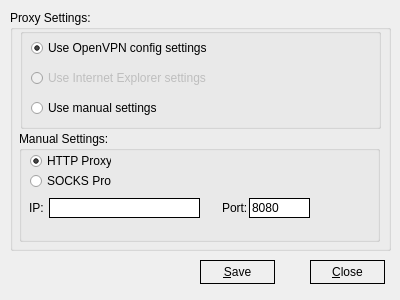
First picture: the form in proxysettings.ui, repository Securepoint/openvpn-client, before the edit.
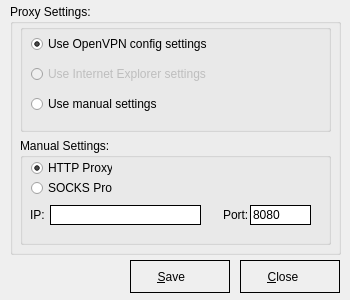
Second picture: the form after the edit. Icons and pictures are not drawn.

Diff of the .ui file:
```diff
--- a/proxysettings.ui
+++ b/proxysettings.ui
@@ -6,10 +6,22 @@
    <rect>
     <x>0</x>
     <y>0</y>
-    <width>400</width>
+    <width>350</width>
     <height>300</height>
    </rect>
   </property>
+  <property name="minimumSize">
+   <size>
+    <width>350</width>
+    <height>300</height>
+   </size>
+  </property>
+  <property name="maximumSize">
+   <size>
+    <width>350</width>
+    <height>300</height>
+   </size>
+  </property>
   <property name="windowTitle">
    <string>Proxy Settings</string>
   </property>
@@ -24,23 +36,156 @@
    <property name="geometry">
     <rect>
      <x>10</x>
-     <y>10</y>
-     <width>381</width>
-     <height>241</height>
+     <y>4</y>
+     <width>331</width>
+     <height>251</height>
     </rect>
    </property>
    <property name="title">
     <string>Proxy Settings:</string>
    </property>
+   <widget class="QWidget" name="verticalLayoutWidget">
+    <property name="geometry">
+     <rect>
+      <x>10</x>
+      <y>20</y>
+      <width>311</width>
+      <height>221</height>
+     </rect>
+    </property>
+    <layout class="QVBoxLayout" name="verticalLayout">
+     <item>
+      <widget class="QGroupBox" name="groupBox_3">
+       <property name="title">
+        <string/>
+       </property>
+       <widget class="QRadioButton" name="rbUseConfig">
+        <property name="geometry">
+         <rect>
+          <x>10</x>
+          <y>10</y>
+          <width>291</width>
+          <height>19</height>
+         </rect>
+        </property>
+        <property name="styleSheet">
+         <string notr="true">QRadioButton { 
+spacing: 5px;
+}
+
+QRadioButton::indicator {
+width: 13px;
+height: 13px;
+}
+
+QRadioButton::indicator::unchecked:enabled {
+image: url(:/images/styles/radiobutton_unchecked.png);
+}
+
+QRadioButton::indicator::checked:enabled {
+image: url(:/images/styles/radiobutton_checked.png);
+}
+
+QRadioButton::indicator::unchecked:disabled {
+image: url(:/images/styles/radiobutton_unchecked_dis.png);
+}
+
+QRadioButton::indicator::checked:disabled {
+image: url(:/images/styles/radiobutton_checked_dis.png);
+}</string>
+        </property>
+        <property name="text">
+         <string>Use OpenVPN config settings</string>
+        </property>
+        <property name="checked">
+         <bool>true</bool>
+        </property>
+       </widget>
+       <widget class="QRadioButton" name="rbUseIE">
+        <property name="enabled">
+         <bool>false</bool>
+        </property>
+        <property name="geometry">
+         <rect>
+          <x>10</x>
+          <y>40</y>
+          <width>281</width>
+          <height>19</height>
+         </rect>
+        </property>
+        <property name="styleSheet">
+         <string notr="true">QRadioButton { 
+spacing: 5px;
+}
+
+QRadioButton::indicator {
+width: 13px;
+height: 13px;
+}
+
+QRadioButton::indicator::unchecked:enabled {
+image: url(:/images/styles/radiobutton_unchecked.png);
+}
+
+QRadioButton::indicator::checked:enabled {
+image: url(:/images/styles/radiobutton_checked.png);
+}
+
+QRadioButton::indicator::unchecked:disabled {
+image: url(:/images/styles/radiobutton_unchecked_dis.png);
+}
+
+QRadioButton::indicator::checked:disabled {
+image: url(:/images/styles/radiobutton_checked_dis.png);
+}</string>
+        </property>
+        <property name="text">
+         <string>Use Internet Explorer settings</string>
+        </property>
+       </widget>
+       <widget class="QRadioButton" name="rbUseManual">
+        <property name="geometry">
+         <rect>
+          <x>10</x>
+          <y>70</y>
+          <width>281</width>
+          <height>19</height>
+         </rect>
+        </property>
+        <property name="styleSheet">
+         <string notr="true">QRadioButton { 
+spacing: 5px;
+}
+
+QRadioButton::indicator {
+width: 13px;
+height: 13px;
+}
+
+QRadioButton::indicator::unchecked:enabled {
+image: url(:/images/styles/radiobutton_unchecked.png);
+}
+
+QRadioButton::indicator::checked:enabled {
+image: url(:/images/styles/radiobutton_checked.png);
+}
+
+QRadioButton::indicator::unchecked:disabled {
+image: url(:/images/styles/radiobutton_unchecked_dis.png);
+}
+
+QRadioButton::indicator::checked:disabled {
+image: url(:/images/styles/radiobutton_checked_dis.png);
+}</string>
+        </property>
+        <property name="text">
+         <string>Use manual settings</string>
+        </property>
+       </widget>
+      </widget>
+     </item>
+     <item>
    <widget class="QGroupBox" name="groupBox">
-    <property name="geometry">
-     <rect>
-      <x>9</x>
-      <y>121</y>
-      <width>361</width>
-      <height>111</height>
-     </rect>
-    </property>
     <property name="title">
      <string>Manual Settings:</string>
     </property>
@@ -185,159 +330,30 @@
      </property>
     </widget>
    </widget>
-   <widget class="QGroupBox" name="groupBox_3">
-    <property name="geometry">
-     <rect>
-      <x>10</x>
-      <y>18</y>
-      <width>361</width>
-      <height>101</height>
-     </rect>
-    </property>
-    <property name="title">
-     <string/>
-    </property>
-    <widget class="QRadioButton" name="rbUseConfig">
-     <property name="geometry">
-      <rect>
-       <x>10</x>
-       <y>10</y>
-       <width>191</width>
-       <height>19</height>
-      </rect>
-     </property>
-     <property name="styleSheet">
-      <string notr="true">QRadioButton { 
-spacing: 5px;
-}
-
-QRadioButton::indicator {
-width: 13px;
-height: 13px;
-}
-
-QRadioButton::indicator::unchecked:enabled {
-image: url(:/images/styles/radiobutton_unchecked.png);
-}
-
-QRadioButton::indicator::checked:enabled {
-image: url(:/images/styles/radiobutton_checked.png);
-}
-
-QRadioButton::indicator::unchecked:disabled {
-image: url(:/images/styles/radiobutton_unchecked_dis.png);
-}
-
-QRadioButton::indicator::checked:disabled {
-image: url(:/images/styles/radiobutton_checked_dis.png);
-}</string>
-     </property>
-     <property name="text">
-      <string>Use OpenVPN config settings</string>
-     </property>
-     <property name="checked">
-      <bool>true</bool>
-     </property>
-    </widget>
-    <widget class="QRadioButton" name="rbUseIE">
-     <property name="enabled">
-      <bool>false</bool>
-     </property>
-     <property name="geometry">
-      <rect>
-       <x>10</x>
-       <y>40</y>
-       <width>181</width>
-       <height>19</height>
-      </rect>
-     </property>
-     <property name="styleSheet">
-      <string notr="true">QRadioButton { 
-spacing: 5px;
-}
-
-QRadioButton::indicator {
-width: 13px;
-height: 13px;
-}
-
-QRadioButton::indicator::unchecked:enabled {
-image: url(:/images/styles/radiobutton_unchecked.png);
-}
-
-QRadioButton::indicator::checked:enabled {
-image: url(:/images/styles/radiobutton_checked.png);
-}
-
-QRadioButton::indicator::unchecked:disabled {
-image: url(:/images/styles/radiobutton_unchecked_dis.png);
-}
-
-QRadioButton::indicator::checked:disabled {
-image: url(:/images/styles/radiobutton_checked_dis.png);
-}</string>
-     </property>
-     <property name="text">
-      <string>Use Internet Explorer settings</string>
-     </property>
-    </widget>
-    <widget class="QRadioButton" name="rbUseManual">
-     <property name="geometry">
-      <rect>
-       <x>10</x>
-       <y>70</y>
-       <width>131</width>
-       <height>19</height>
-      </rect>
-     </property>
-     <property name="styleSheet">
-      <string notr="true">QRadioButton { 
-spacing: 5px;
-}
-
-QRadioButton::indicator {
-width: 13px;
-height: 13px;
-}
-
-QRadioButton::indicator::unchecked:enabled {
-image: url(:/images/styles/radiobutton_unchecked.png);
-}
-
-QRadioButton::indicator::checked:enabled {
-image: url(:/images/styles/radiobutton_checked.png);
-}
-
-QRadioButton::indicator::unchecked:disabled {
-image: url(:/images/styles/radiobutton_unchecked_dis.png);
-}
-
-QRadioButton::indicator::checked:disabled {
-image: url(:/images/styles/radiobutton_checked_dis.png);
-}</string>
-     </property>
-     <property name="text">
-      <string>Use manual settings</string>
-     </property>
-    </widget>
+     </item>
+    </layout>
    </widget>
   </widget>
   <widget class="QPushButton" name="cmdSave">
    <property name="geometry">
     <rect>
-     <x>200</x>
+     <x>130</x>
      <y>260</y>
-     <width>75</width>
-     <height>24</height>
+     <width>100</width>
+     <height>33</height>
     </rect>
    </property>
    <property name="styleSheet">
     <string notr="true">:enabled {border: 1px solid black}
 :disabled {border: 1px solid black}
-:hover {background-color: rgb(195, 195, 195);}</string>
+:hover {background-color: rgb(195, 195, 195);}
+QPushButton {height: 25px; width: 50px;text-align:left;
+	padding-left: 10px;
+	padding-top: 3px;
+	padding-bottom: 3px;}</string>
    </property>
    <property name="text">
-    <string>&amp;Save</string>
+    <string>     &amp;Save</string>
    </property>
    <property name="icon">
     <iconset resource="systray.qrc">
@@ -345,10 +361,13 @@
    </property>
    <property name="iconSize">
     <size>
-     <width>30</width>
-     <height>16</height>
+     <width>22</width>
+     <height>22</height>
     </size>
    </property>
+   <property name="default">
+    <bool>true</bool>
+   </property>
    <property name="flat">
     <bool>true</bool>
    </property>
@@ -356,19 +375,23 @@
   <widget class="QPushButton" name="cmdClose">
    <property name="geometry">
     <rect>
-     <x>310</x>
+     <x>240</x>
      <y>260</y>
-     <width>75</width>
-     <height>24</height>
+     <width>100</width>
+     <height>33</height>
     </rect>
    </property>
    <property name="styleSheet">
     <string notr="true">:enabled {border: 1px solid black}
 :disabled {border: 1px solid black}
-:hover {background-color: rgb(195, 195, 195);}</string>
+:hover {background-color: rgb(195, 195, 195);}
+QPushButton {height: 25px; width: 50px;text-align:left;
+	padding-left: 10px;
+	padding-top: 3px;
+	padding-bottom: 3px;}</string>
    </property>
    <property name="text">
-    <string>&amp;Close</string>
+    <string>     &amp;Close</string>
    </property>
    <property name="icon">
     <iconset resource="systray.qrc">
@@ -376,8 +399,8 @@
    </property>
    <property name="iconSize">
     <size>
-     <width>16</width>
-     <height>16</height>
+     <width>22</width>
+     <height>22</height>
     </size>
    </property>
    <property name="flat">
```
Left out of the diff: 7 changed lines with no effect on the pictures. Lines whose indentation alone changed are shown as unchanged.
